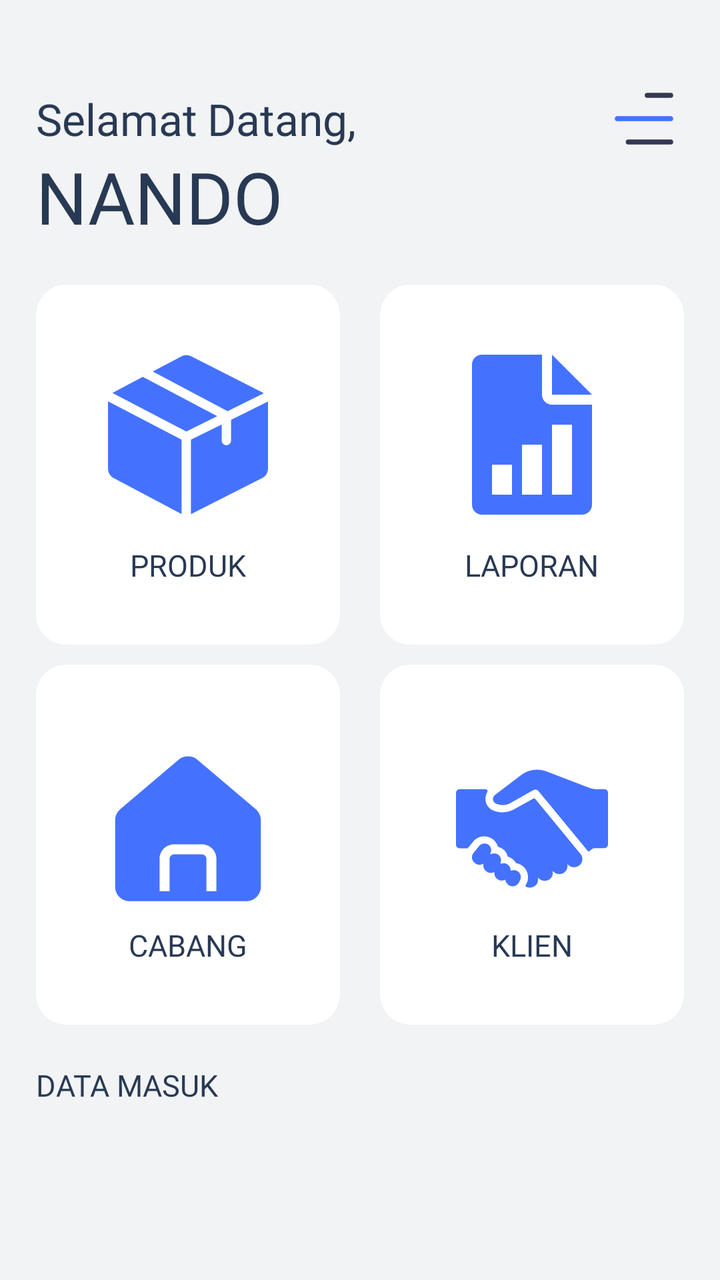
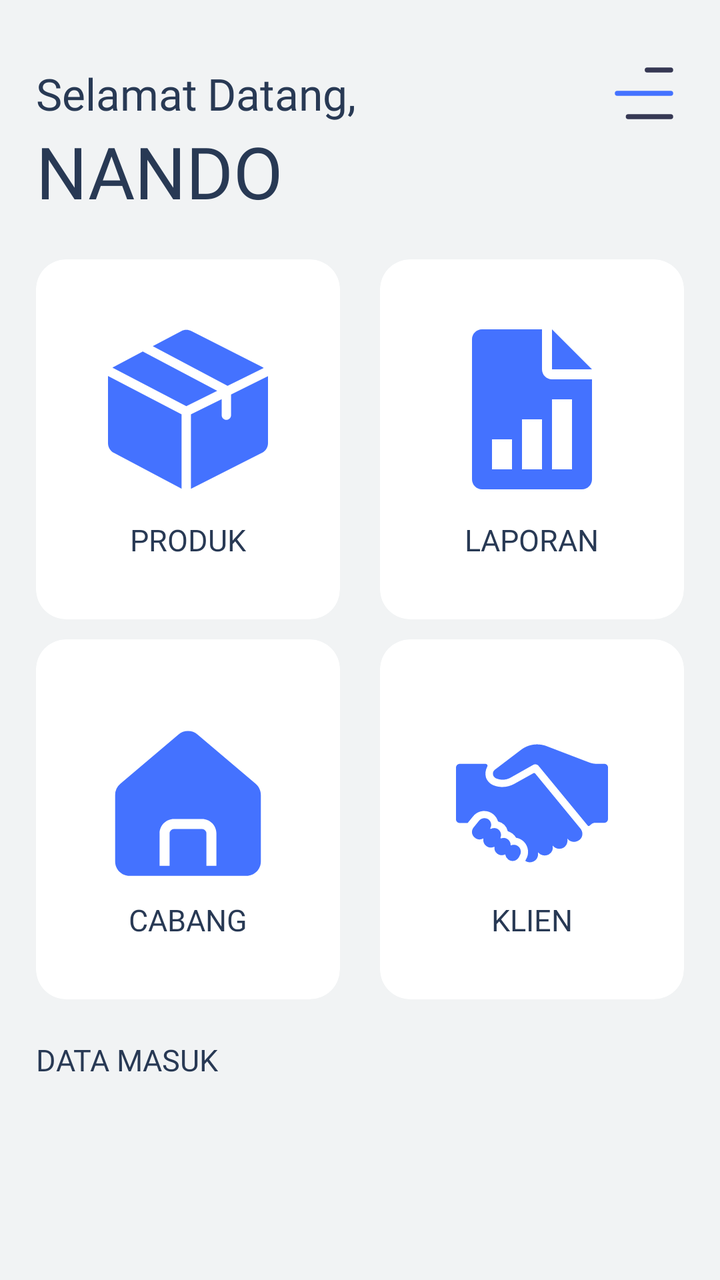

The first picture is an Android layout as it rendered before a commit; the second is the same layout after the commit. The layout source and the unified diff follow.
<!-- AndroidManifest.xml: application theme Theme.BAGUSLAUNDRY -->
<!-- res/layout/fragment_user_dashboard.xml -->
<?xml version="1.0" encoding="utf-8"?>
<androidx.constraintlayout.widget.ConstraintLayout xmlns:android="http://schemas.android.com/apk/res/android"
    xmlns:app="http://schemas.android.com/apk/res-auto"
    xmlns:tools="http://schemas.android.com/tools"
    android:id="@+id/main"
    android:layout_width="match_parent"
    android:layout_height="match_parent"
    android:background="@color/background"
    tools:context=".ui.admin.AdminDashboardFragment">

    <androidx.constraintlayout.widget.Guideline
        android:layout_width="match_parent"
        android:layout_height="match_parent"
        app:layout_constraintGuide_percent="0.05"
        android:orientation="vertical"
        android:id="@+id/guidelineLeft"/>

    <androidx.constraintlayout.widget.Guideline
        android:layout_width="match_parent"
        android:layout_height="match_parent"
        app:layout_constraintGuide_percent="0.95"
        android:orientation="vertical"
        android:id="@+id/guidelineRight"/>

    <androidx.constraintlayout.widget.Guideline
        android:layout_width="match_parent"
        android:layout_height="match_parent"
        app:layout_constraintGuide_percent="0.07"
        android:orientation="horizontal"
        android:id="@+id/guidelineTop"/>

    <androidx.constraintlayout.widget.Guideline
        android:layout_width="match_parent"
        android:layout_height="match_parent"
        app:layout_constraintGuide_percent="0.5"
        android:orientation="vertical"
        android:id="@+id/guidelineMid"/>


    <TextView
        android:id="@+id/headerSelamat"
        android:layout_width="wrap_content"
        android:layout_height="wrap_content"
        android:text="Selamat"
        android:fontFamily="@font/inter_light"
        android:textColor="@color/blue900"
        android:textSize="22sp"
        app:layout_constraintStart_toEndOf="@id/guidelineLeft"
        app:layout_constraintTop_toTopOf="@id/guidelineTop"
        />

    <TextView
        android:id="@+id/headerDatang"
        android:layout_width="wrap_content"
        android:layout_height="wrap_content"
        android:text="Datang,"
        android:fontFamily="@font/inter_medium"
        android:textColor="@color/blue900"
        android:textSize="22sp"
        android:layout_marginStart="5dp"
        app:layout_constraintStart_toEndOf="@id/headerSelamat"
        app:layout_constraintTop_toTopOf="@id/headerSelamat"
        app:layout_constraintBottom_toBottomOf="@id/headerSelamat"
        />

    <TextView
        android:id="@+id/headerName"
        android:layout_width="wrap_content"
        android:layout_height="wrap_content"
        android:text="NANDO"
        android:fontFamily="@font/inter_bold"
        android:textColor="@color/blue900"
        android:textSize="36sp"
        app:layout_constraintStart_toEndOf="@id/guidelineLeft"
        app:layout_constraintTop_toBottomOf="@id/headerSelamat"
        />

    <ImageView
        android:id="@+id/menuIcon"
        android:layout_width="40dp"
        android:layout_height="50dp"
        android:src="@drawable/menuicon"
        android:translationZ="10dp"
        app:layout_constraintTop_toBottomOf="@id/guidelineTop"
        app:layout_constraintBottom_toBottomOf="@id/headerSelamat"
        app:layout_constraintEnd_toStartOf="@id/guidelineRight"
        />

    <androidx.cardview.widget.CardView
        android:id="@+id/menuProduct"
        android:layout_width="0dp"
        android:layout_height="180dp"
        app:cardCornerRadius="15dp"
        android:layout_marginTop="20dp"
        android:layout_marginEnd="10dp"
        app:cardElevation="0dp"
        app:layout_constraintStart_toEndOf="@id/guidelineLeft"
        app:layout_constraintTop_toBottomOf="@id/headerName"
        app:layout_constraintEnd_toStartOf="@id/guidelineMid"
        />

    <ImageView
        android:id="@+id/iconProduct"
        android:layout_width="90dp"
        android:layout_height="80dp"
        android:src="@drawable/product"
        android:translationY="-15dp"
        app:layout_constraintStart_toStartOf="@id/menuProduct"
        app:layout_constraintTop_toTopOf="@id/menuProduct"
        app:layout_constraintEnd_toEndOf="@id/menuProduct"
        app:layout_constraintBottom_toBottomOf="@id/menuProduct"
        />



    <TextView
        android:layout_width="wrap_content"
        android:layout_height="wrap_content"
        android:text="PRODUK"
        android:textColor="@color/blue900"
        app:layout_constraintStart_toStartOf="@id/menuProduct"
        app:layout_constraintEnd_toEndOf="@id/menuProduct"
        app:layout_constraintTop_toBottomOf="@id/iconProduct"
        android:textSize="15sp"
        android:fontFamily="@font/inter_bold"
        />

    <androidx.cardview.widget.CardView
        android:id="@+id/menuReport"
        android:layout_width="0dp"
        android:layout_height="180dp"
        app:cardCornerRadius="15dp"
        app:cardElevation="0dp"
        android:layout_marginStart="10dp"
        app:layout_constraintStart_toEndOf="@id/guidelineMid"
        app:layout_constraintTop_toTopOf="@id/menuProduct"
        app:layout_constraintBottom_toBottomOf="@id/menuProduct"
        app:layout_constraintEnd_toStartOf="@id/guidelineRight"
        />

    <ImageView
        android:id="@+id/iconReport"
        android:layout_width="90dp"
        android:layout_height="80dp"
        android:src="@drawable/report"
        android:translationY="-15dp"
        app:layout_constraintStart_toStartOf="@id/menuReport"
        app:layout_constraintTop_toTopOf="@id/menuReport"
        app:layout_constraintEnd_toEndOf="@id/menuReport"
        app:layout_constraintBottom_toBottomOf="@id/menuReport"
        />

    <TextView
        android:layout_width="wrap_content"
        android:layout_height="wrap_content"
        android:text="LAPORAN"
        android:textColor="@color/blue900"
        app:layout_constraintStart_toStartOf="@id/iconReport"
        app:layout_constraintEnd_toEndOf="@id/iconReport"
        app:layout_constraintTop_toBottomOf="@id/iconReport"
        android:textSize="15sp"
        android:fontFamily="@font/inter_bold"
        />

    <androidx.cardview.widget.CardView
        android:id="@+id/menuClient"
        android:layout_width="0dp"
        android:layout_height="180dp"
        app:cardCornerRadius="15dp"
        android:layout_marginTop="10dp"
        android:layout_marginStart="10dp"
        app:cardElevation="0dp"
        app:layout_constraintStart_toStartOf="@id/guidelineMid"
        app:layout_constraintEnd_toStartOf="@id/guidelineRight"
        app:layout_constraintTop_toBottomOf="@id/menuProduct"
        />

    <ImageView
        android:id="@+id/iconClient"
        android:layout_width="90dp"
        android:layout_height="80dp"
        android:src="@drawable/handshake"
        android:translationY="-8dp"
        app:layout_constraintStart_toStartOf="@id/menuClient"
        app:layout_constraintTop_toTopOf="@id/menuClient"
        app:layout_constraintEnd_toEndOf="@id/menuClient"
        app:layout_constraintBottom_toBottomOf="@id/menuClient"
        />

    <TextView
        android:layout_width="wrap_content"
        android:layout_height="wrap_content"
        android:text="KLIEN"
        android:textColor="@color/blue900"
        app:layout_constraintStart_toStartOf="@id/iconClient"
        app:layout_constraintEnd_toEndOf="@id/iconClient"
        app:layout_constraintTop_toBottomOf="@id/iconClient"
        android:textSize="15sp"
        android:fontFamily="@font/inter_bold"
        />

    <androidx.cardview.widget.CardView
        android:id="@+id/menuBranch"
        android:layout_width="0dp"
        android:layout_height="180dp"
        app:cardCornerRadius="15dp"
        android:layout_marginTop="10dp"
        app:cardElevation="0dp"
        android:layout_marginEnd="10dp"
        app:layout_constraintStart_toEndOf="@id/guidelineLeft"
        app:layout_constraintEnd_toStartOf="@id/guidelineMid"
        app:layout_constraintTop_toBottomOf="@id/menuProduct"
        />

    <ImageView
        android:id="@+id/iconBranch"
        android:layout_width="90dp"
        android:layout_height="80dp"
        android:src="@drawable/home"
        android:translationY="-8dp"
        app:layout_constraintStart_toStartOf="@id/menuBranch"
        app:layout_constraintTop_toTopOf="@id/menuBranch"
        app:layout_constraintEnd_toEndOf="@id/menuBranch"
        app:layout_constraintBottom_toBottomOf="@id/menuBranch"
        />

    <TextView
        android:layout_width="wrap_content"
        android:layout_height="wrap_content"
        android:text="CABANG"
        android:textColor="@color/blue900"
        app:layout_constraintStart_toStartOf="@id/iconBranch"
        app:layout_constraintEnd_toEndOf="@id/iconBranch"
        app:layout_constraintTop_toBottomOf="@id/iconBranch"
        android:textSize="15sp"
        android:fontFamily="@font/inter_bold"
        />



    <TextView
        android:id="@+id/textTitle"
        android:layout_width="wrap_content"
        android:layout_height="wrap_content"
        android:text="DATA MASUK"
        android:layout_marginTop="20dp"
        android:fontFamily="@font/inter_semibold"
        android:textSize="15sp"
        android:textColor="@color/blue900"
        app:layout_constraintTop_toBottomOf="@id/menuBranch"
        app:layout_constraintStart_toEndOf="@id/guidelineLeft"
        />

</androidx.constraintlayout.widget.ConstraintLayout>
<!-- resources referenced by this layout -->
<resources>
  <color name="background">#F1F3F4</color>
  <color name="blue900">#283954</color>
  <!-- drawable handshake: vector/xml drawable (drawable, 2333 chars, omitted) -->
  <!-- drawable home (drawable) -->
  <vector xmlns:android="http://schemas.android.com/apk/res/android"
      android:width="512dp"
      android:height="512dp"
      android:viewportWidth="32"
      android:viewportHeight="32">
    <path
        android:pathData="M17.94,2.25a2.997,2.997 0,0 0,-3.88 0L2.49,12.08a2.96,2.96 0,0 0,-1.06 2.28v13.27c0,1.58 1.29,2.87 2.87,2.87h23.4c1.58,0 2.87,-1.29 2.87,-2.87L30.57,14.36c0,-0.88 -0.38,-1.71 -1.06,-2.28zM21.68,28.5h-2v-6.49a0.87,0.87 0,0 0,-0.87 -0.87h-5.62a0.87,0.87 0,0 0,-0.87 0.87v6.49h-2v-6.49c0,-1.58 1.29,-2.87 2.87,-2.87h5.62c1.58,0 2.87,1.29 2.87,2.87z"
        android:fillColor="#4472ff"/>
  </vector>
  <!-- drawable menuicon (drawable) -->
  <vector xmlns:android="http://schemas.android.com/apk/res/android"
      android:width="512dp"
      android:height="512dp"
      android:viewportWidth="24"
      android:viewportHeight="24">
    <path
        android:pathData="M6.533,19a0.75,0.75 0,0 1,0.75 -0.75L20,18.25a0.75,0.75 0,0 1,0 1.5L7.283,19.75a0.75,0.75 0,0 1,-0.75 -0.75zM12.222,5a0.75,0.75 0,0 1,0.75 -0.75L20,4.25a0.75,0.75 0,0 1,0 1.5h-7.028a0.75,0.75 0,0 1,-0.75 -0.75z"
        android:fillColor="#363853"
        android:fillType="evenOdd"/>
    <path
        android:pathData="M3.25,12a0.75,0.75 0,0 1,0.75 -0.75h16a0.75,0.75 0,0 1,0 1.5H4a0.75,0.75 0,0 1,-0.75 -0.75z"
        android:fillColor="#4472ff"
        android:fillType="evenOdd"/>
  </vector>
  <!-- drawable product (drawable) -->
  <vector xmlns:android="http://schemas.android.com/apk/res/android"
      android:width="512dp"
      android:height="512dp"
      android:viewportWidth="512"
      android:viewportHeight="512">
    <path
        android:pathData="m111.26,70.94 l-92.37,49.02a35.54,35.54 0,0 0,-4.49 2.81L250.6,245.93l98.9,-48.92L111.26,70.94zM511.95,150.12l-118.16,58.44v65.84c0,8.28 -6.71,14.99 -14.99,14.99 -8.28,0 -14.99,-6.71 -14.99,-14.99V223.4l-98.39,48.66v238.29c0.31,-0.14 0.62,-0.28 0.93,-0.43l226.18,-114.61c12.02,-6.01 19.48,-18.08 19.48,-31.52v-212.36c0,-0.44 -0.03,-0.88 -0.05,-1.33zM492.52,119.93 L266.43,5.37l-0.09,-0.05c-10.07,-5.01 -22.03,-4.9 -32,0.3l-91.06,48.33 239.37,126.67 115.54,-57.15a35.6,35.6 0,0 0,-5.66 -3.55zM0.07,149.12A35.53,35.53 0,0 0,0 151.19v212.88c0,13.16 7.24,25.12 18.9,31.22L234.24,509.58l0.1,0.05c0.36,0.19 0.72,0.35 1.09,0.52V271.84L0.07,149.12z"
        android:fillColor="#4472ff"/>
  </vector>
  <!-- drawable report (drawable) -->
  <vector xmlns:android="http://schemas.android.com/apk/res/android"
      android:width="512dp"
      android:height="512dp"
      android:viewportWidth="512"
      android:viewportHeight="512">
    <path
        android:pathData="M320,0v128h128z"
        android:fillColor="#4472ff"/>
    <path
        android:pathData="M320,160c-17.63,0 -32,-14.37 -32,-32L288,0L96,0C78.37,0 64,14.37 64,32v448c0,17.66 14.37,32 32,32h320c17.66,0 32,-14.34 32,-32L448,160L320,160zM192,448h-64v-96h64v96zM288,448h-64L224,288h64v160zM384,448h-64L320,224h64v224z"
        android:fillColor="#4472ff"/>
  </vector>
  <style name="Theme.BAGUSLAUNDRY" parent="Base.Theme.BAGUSLAUNDRY" />
  <style name="Base.Theme.BAGUSLAUNDRY" parent="Theme.Material3.DayNight.NoActionBar">
          
          
      </style>
</resources>

<!-- the commit's change to res/layout/fragment_user_dashboard.xml (unified diff, before → after) -->
@@ -25,7 +25,7 @@
     <androidx.constraintlayout.widget.Guideline
         android:layout_width="match_parent"
         android:layout_height="match_parent"
-        app:layout_constraintGuide_percent="0.07"
+        app:layout_constraintGuide_percent="0.05"
         android:orientation="horizontal"
         android:id="@+id/guidelineTop"/>
 
